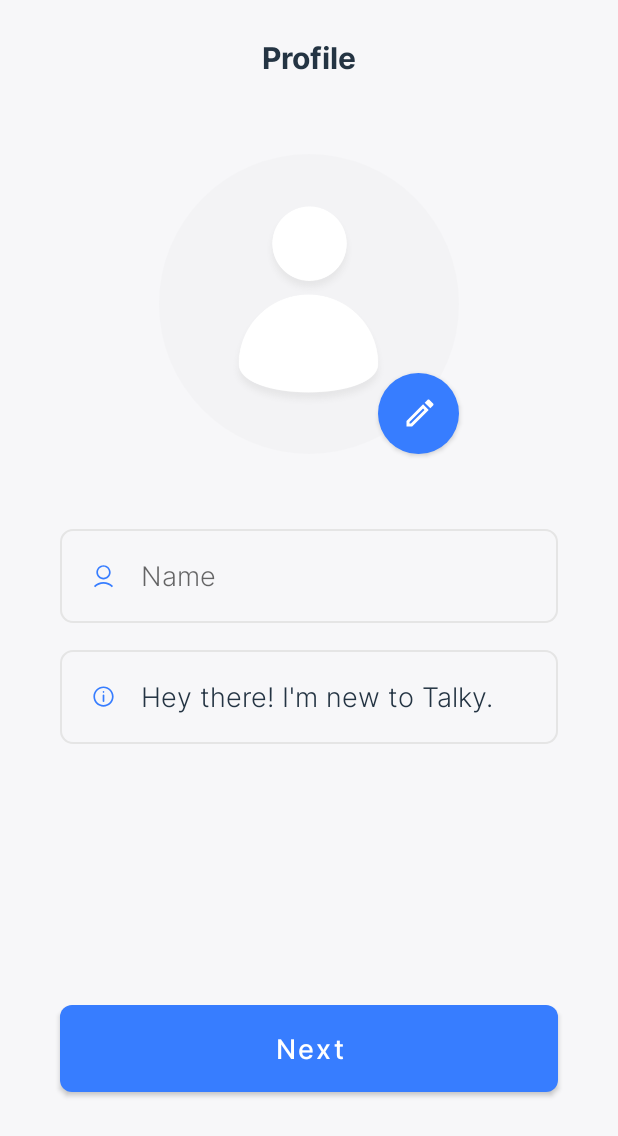
After one commit to sanidhyakr18/Talky-ChatApp, an Android app: the ProfileSetupActivity screen opened directly, with no data from a screen before it, on a phone screen of 412 x 824 dp. The commit adds this screen. Shown: the top 1136 px of the screen. Run offline under Robolectric (Android 15) with nearby library versions, the phone set to English and light mode, and no system bars.

Commit message:
add profile setup layout

```diff
--- a/app/src/main/java/com/sandystudios/talky/OtpActivity.kt
+++ b/app/src/main/java/com/sandystudios/talky/OtpActivity.kt
@@ -95,6 +95,9 @@ class OtpActivity : AppCompatActivity(), View.OnClickListener {
                 //     detect the incoming verification SMS and perform verification without
                 //     user action.
                 Log.d("TAG", "onVerificationCompleted:$credential")
+
+                btnVerify.isEnabled = false
+                tvResendOtp.isEnabled = false
                 // [START_EXCLUDE silent]
                 verificationInProgress = false
                 // [END_EXCLUDE]
@@ -119,11 +122,15 @@ class OtpActivity : AppCompatActivity(), View.OnClickListener {
                         .setTitle("Invalid phone number!")
                         .setMessage("Kindly re-enter your phone number.")
                         .setPositiveButton(
-                            "OK",
-                            DialogInterface.OnClickListener { dialog, which ->
-                                startActivity(Intent(this@OtpActivity, LoginActivity::class.java))
-                                finish()
-                            })
+                            "OK"
+                        ) { _, _ ->
+                            startActivity(
+                                Intent(
+                                    this@OtpActivity,
+                                    LoginActivity::class.java
+                                ).setFlags(Intent.FLAG_ACTIVITY_NEW_TASK or Intent.FLAG_ACTIVITY_CLEAR_TASK)
+                            )
+                        }
                         .setCancelable(false)
                         .show()
                 } else if (e is FirebaseTooManyRequestsException) {
@@ -162,22 +169,21 @@ class OtpActivity : AppCompatActivity(), View.OnClickListener {
             }
         }
 
-
         init()
     }
 
-    override fun onStart() {
-        super.onStart()
-        // Check if user is signed in (non-null) and update UI accordingly.
-        val currentUser = auth.currentUser
-        updateUI(currentUser)
-
-        // [START_EXCLUDE]
-        if (verificationInProgress) {
-            startPhoneNumberVerification(phoneNumber)
-        }
-        // [END_EXCLUDE]
-    }
+//    override fun onStart() {
+//        super.onStart()
+//        // Check if user is signed in (non-null) and update UI accordingly.
+//        val currentUser = auth.currentUser
+//        updateUI(currentUser)
+//
+//        // [START_EXCLUDE]
+//        if (verificationInProgress) {
+//            startPhoneNumberVerification(phoneNumber)
+//        }
+//        // [END_EXCLUDE]
+//    }
 
     override fun onSaveInstanceState(outState: Bundle) {
         super.onSaveInstanceState(outState)
@@ -321,7 +327,7 @@ class OtpActivity : AppCompatActivity(), View.OnClickListener {
             }
             STATE_VERIFY_SUCCESS -> {
                 // Verification has succeeded, proceed to firebase sign in
-                tvDetail.setText("Verification succeeded!")
+                tvDetail.text = "Verification succeeded!"
 
                 // Set the verification text based on the credential
                 if (cred != null) {
@@ -331,14 +337,23 @@ class OtpActivity : AppCompatActivity(), View.OnClickListener {
                         etOtp.setText(R.string.instant_validation)
                     }
                 }
+                Log.d(TAG, "updateUI: STATE_VERIFY_SUCCESS")
+                showProfileSetupActivity()
             }
             STATE_SIGNIN_FAILED ->
                 // No-op, handled by sign-in check
                 tvDetail.text = "Sign-in failed!"
             STATE_SIGNIN_SUCCESS -> {
+                Log.d(TAG, "updateUI: STATE_SIGNIN_SUCCESS")
+                showProfileSetupActivity()
             }
         } // Np-op, handled by sign-in check
 
+    }
+
+    private fun showProfileSetupActivity() {
+        startActivity(Intent(this, ProfileSetupActivity::class.java))
+        finish()
     }
 
     override fun onClick(view: View) {
--- /dev/null
+++ b/app/src/main/java/com/sandystudios/talky/ProfileSetupActivity.kt
@@ -0,0 +1,13 @@
+package com.sandystudios.talky
+
+import androidx.appcompat.app.AppCompatActivity
+import android.os.Bundle
+
+class ProfileSetupActivity : AppCompatActivity() {
+    override fun onCreate(savedInstanceState: Bundle?) {
+        super.onCreate(savedInstanceState)
+        setContentView(R.layout.activity_profile_setup)
+
+
+    }
+}
--- /dev/null
+++ b/app/src/main/res/drawable/ic_info.xml
@@ -0,0 +1,6 @@
+<vector android:height="48dp" android:viewportHeight="16"
+    android:viewportWidth="16" android:width="48dp" xmlns:android="http://schemas.android.com/apk/res/android">
+    <path android:fillColor="#FF000000" android:pathData="M8,2C4.69,2 2,4.69 2,8s2.69,6 6,6s6,-2.69 6,-6S11.31,2 8,2zM8,13c-2.76,0 -5,-2.24 -5,-5s2.24,-5 5,-5s5,2.24 5,5S10.76,13 8,13z"/>
+    <path android:fillColor="#FF000000" android:pathData="M8,6.85c-0.28,0 -0.5,0.22 -0.5,0.5v3.4c0,0.28 0.22,0.5 0.5,0.5s0.5,-0.22 0.5,-0.5v-3.4C8.5,7.08 8.28,6.85 8,6.85z"/>
+    <path android:fillColor="#FF000000" android:pathData="M8.01,4.8C7.75,4.78 7.51,5.05 7.5,5.32c0,0.01 0,0.07 0,0.08c0,0.27 0.21,0.47 0.49,0.48c0,0 0.01,0 0.01,0c0.27,0 0.49,-0.24 0.5,-0.5c0,-0.01 0,-0.11 0,-0.11C8.5,4.98 8.29,4.8 8.01,4.8z"/>
+</vector>
--- /dev/null
+++ b/app/src/main/res/drawable/ic_outline_edit_24.xml
@@ -0,0 +1,5 @@
+<vector android:height="24dp" android:tint="#F7F7F9"
+    android:viewportHeight="24" android:viewportWidth="24"
+    android:width="24dp" xmlns:android="http://schemas.android.com/apk/res/android">
+    <path android:fillColor="@android:color/white" android:pathData="M14.06,9.02l0.92,0.92L5.92,19L5,19v-0.92l9.06,-9.06M17.66,3c-0.25,0 -0.51,0.1 -0.7,0.29l-1.83,1.83 3.75,3.75 1.83,-1.83c0.39,-0.39 0.39,-1.02 0,-1.41l-2.34,-2.34c-0.2,-0.2 -0.45,-0.29 -0.71,-0.29zM14.06,6.19L3,17.25L3,21h3.75L17.81,9.94l-3.75,-3.75z"/>
+</vector>
--- /dev/null
+++ b/app/src/main/res/drawable/ic_user.xml
@@ -0,0 +1,12 @@
+<vector xmlns:android="http://schemas.android.com/apk/res/android"
+    android:width="128dp"
+    android:height="128dp"
+    android:viewportWidth="128"
+    android:viewportHeight="128">
+  <path
+      android:fillColor="#FF000000"
+      android:pathData="M30,49c0,18.7 15.3,34 34,34s34,-15.3 34,-34S82.7,15 64,15S30,30.3 30,49zM90,49c0,14.3 -11.7,26 -26,26S38,63.3 38,49s11.7,-26 26,-26S90,34.7 90,49z"/>
+  <path
+      android:fillColor="#FF000000"
+      android:pathData="M24.4,119.4C35,108.8 49,103 64,103s29,5.8 39.6,16.4l5.7,-5.7C97.2,101.7 81.1,95 64,95s-33.2,6.7 -45.3,18.7L24.4,119.4z"/>
+</vector>
--- /dev/null
+++ b/app/src/main/res/drawable/round_button.xml
@@ -0,0 +1,8 @@
+<?xml version="1.0" encoding="utf-8"?>
+<shape xmlns:android="http://schemas.android.com/apk/res/android"
+    android:shape="rectangle">
+    <solid android:color="#ffffff" />
+    <corners android:radius="100dp"/>
+    <size android:height="48dp"
+        android:width="48dp" />
+</shape>
--- a/app/src/main/res/layout/activity_otp.xml
+++ b/app/src/main/res/layout/activity_otp.xml
@@ -83,7 +83,6 @@
 
     </LinearLayout>
 
-
     <TextView
         android:id="@+id/tvDetail"
         android:layout_width="wrap_content"
--- /dev/null
+++ b/app/src/main/res/layout/activity_profile_setup.xml
@@ -0,0 +1,141 @@
+<?xml version="1.0" encoding="utf-8"?>
+<androidx.constraintlayout.widget.ConstraintLayout xmlns:android="http://schemas.android.com/apk/res/android"
+    xmlns:app="http://schemas.android.com/apk/res-auto"
+    xmlns:tools="http://schemas.android.com/tools"
+    android:layout_width="match_parent"
+    android:layout_height="match_parent"
+    android:background="@color/backgroundWhite"
+    tools:context=".ProfileSetupActivity">
+
+    <com.google.android.material.textview.MaterialTextView
+        android:id="@+id/materialTextView"
+        android:layout_width="wrap_content"
+        android:layout_height="wrap_content"
+        android:layout_marginTop="24dp"
+        android:fontFamily="@font/inter_bold"
+        android:text="@string/profile"
+        android:textColor="@color/primaryBlack"
+        android:textSize="20sp"
+        app:layout_constraintEnd_toEndOf="parent"
+        app:layout_constraintStart_toStartOf="parent"
+        app:layout_constraintTop_toTopOf="parent" />
+
+    <com.google.android.material.imageview.ShapeableImageView
+        android:id="@+id/userImgView"
+        android:layout_width="200dp"
+        android:layout_height="200dp"
+        android:layout_marginTop="50dp"
+        android:adjustViewBounds="true"
+        android:clickable="true"
+        android:focusable="true"
+        android:scaleType="centerCrop"
+        android:src="@drawable/default_avatar"
+        app:layout_constraintEnd_toEndOf="parent"
+        app:layout_constraintStart_toStartOf="parent"
+        app:layout_constraintTop_toBottomOf="@+id/materialTextView"
+        app:shapeAppearance="@style/RoundedImageView" />
+
+    <com.google.android.material.button.MaterialButton
+        android:id="@+id/btn_edit_image"
+        android:layout_width="54dp"
+        android:layout_height="54dp"
+        android:background="@drawable/round_button"
+        app:icon="@drawable/ic_outline_edit_24"
+        app:layout_constraintBottom_toBottomOf="@+id/userImgView"
+        app:layout_constraintEnd_toEndOf="@+id/userImgView" />
+
+    <LinearLayout
+        android:id="@+id/linearLayout2"
+        android:layout_width="match_parent"
+        android:layout_height="wrap_content"
+        android:layout_gravity="center"
+        android:layout_marginLeft="40dp"
+        android:layout_marginTop="50dp"
+        android:layout_marginRight="40dp"
+        android:background="@drawable/text_field_border"
+        android:orientation="horizontal"
+        app:layout_constraintEnd_toEndOf="parent"
+        app:layout_constraintStart_toStartOf="parent"
+        app:layout_constraintTop_toBottomOf="@+id/userImgView">
+
+        <com.google.android.material.imageview.ShapeableImageView
+            android:layout_width="18dp"
+            android:layout_height="18dp"
+            android:layout_gravity="center_vertical"
+            android:layout_marginStart="16dp"
+            android:src="@drawable/ic_user"
+            app:tint="@color/primaryBlue" />
+
+        <com.google.android.material.textfield.TextInputEditText
+            android:id="@+id/et_name"
+            android:layout_width="match_parent"
+            android:layout_height="wrap_content"
+            android:fontFamily="@font/inter_light"
+            android:hint="@string/name"
+            android:inputType="textCapWords"
+            android:maxLines="1"
+            android:paddingStart="16dp"
+            android:paddingEnd="16dp"
+            android:singleLine="true"
+            android:textColor="@color/primaryBlack"
+            android:textSize="18sp"
+            app:backgroundTint="@color/backgroundWhite"
+            tools:text="Sanidhya Kumar" />
+    </LinearLayout>
+
+    <LinearLayout
+        android:layout_width="match_parent"
+        android:layout_height="wrap_content"
+        android:layout_gravity="center"
+        android:layout_marginLeft="40dp"
+        android:layout_marginTop="18dp"
+        android:layout_marginRight="40dp"
+        android:background="@drawable/text_field_border"
+        android:orientation="horizontal"
+        app:layout_constraintEnd_toEndOf="parent"
+        app:layout_constraintStart_toStartOf="parent"
+        app:layout_constraintTop_toBottomOf="@+id/linearLayout2">
+
+        <com.google.android.material.imageview.ShapeableImageView
+            android:layout_width="18dp"
+            android:layout_height="18dp"
+            android:layout_gravity="center_vertical"
+            android:layout_marginStart="16dp"
+            android:src="@drawable/ic_info"
+            app:tint="@color/primaryBlue" />
+
+        <com.google.android.material.textfield.TextInputEditText
+            android:id="@+id/et_about"
+            android:layout_width="match_parent"
+            android:layout_height="wrap_content"
+            android:fontFamily="@font/inter_light"
+            android:hint="@string/about"
+            android:inputType="textCapSentences"
+            android:maxLines="1"
+            android:paddingStart="16dp"
+            android:paddingEnd="16dp"
+            android:singleLine="true"
+            android:textColor="@color/primaryBlack"
+            android:textSize="18sp"
+            app:backgroundTint="@color/backgroundWhite"
+            android:text="Hey there! I'm new to Talky." />
+    </LinearLayout>
+
+    <com.google.android.material.button.MaterialButton
+        android:id="@+id/btn_complete"
+        android:layout_width="match_parent"
+        android:layout_height="wrap_content"
+        android:layout_marginLeft="40dp"
+        android:layout_marginRight="40dp"
+        android:layout_marginBottom="90dp"
+        android:fontFamily="@font/inter_medium"
+        android:padding="16dp"
+        android:text="@string/next"
+        android:textAllCaps="false"
+        android:textSize="18sp"
+        app:cornerRadius="8dp"
+        app:layout_constraintBottom_toBottomOf="parent"
+        app:layout_constraintEnd_toEndOf="parent"
+        app:layout_constraintStart_toStartOf="parent" />
+
+</androidx.constraintlayout.widget.ConstraintLayout>
--- a/app/src/main/res/values-night/strings.xml
+++ b/app/src/main/res/values-night/strings.xml
@@ -11,4 +11,7 @@
     <string name="otp_hint">______</string>
     <string name="verify_proceed"><![CDATA[Verify & Proceed]]></string>
     <string name="instant_validation">(instant validation)</string>
+    <string name="profile">Profile</string>
+    <string name="name">Name</string>
+    <string name="about">About</string>
 </resources>
--- a/app/src/main/res/values-night/themes.xml
+++ b/app/src/main/res/values-night/themes.xml
@@ -13,4 +13,9 @@
         <item name="android:statusBarColor" tools:targetApi="l">?attr/colorPrimary</item>
         <!-- Customize your theme here. -->
     </style>
+
+    <style name="RoundedImageView">
+        <item name="cornerFamily">rounded</item>
+        <item name="cornerSize">100dp</item>
+    </style>
 </resources>
--- a/app/src/main/res/values/strings.xml
+++ b/app/src/main/res/values/strings.xml
@@ -12,4 +12,7 @@
     <string name="otp_hint">______</string>
     <string name="verify_proceed"><![CDATA[Verify & Proceed]]></string>
     <string name="instant_validation">(instant validation)</string>
+    <string name="profile">Profile</string>
+    <string name="name">Name</string>
+    <string name="about">About</string>
 </resources>
--- a/app/src/main/res/values/themes.xml
+++ b/app/src/main/res/values/themes.xml
@@ -30,4 +30,9 @@
         <!-- Customize your theme here. -->
         <item name="android:windowTranslucentNavigation">true</item>
     </style>
+
+    <style name="RoundedImageView">
+        <item name="cornerFamily">rounded</item>
+        <item name="cornerSize">50%</item>
+    </style>
 </resources>
```
Also changed, not shown: app/src/main/AndroidManifest.xml (+8 -2 lines), app/src/main/res/drawable/default_avatar.png (added), 1 other file.
